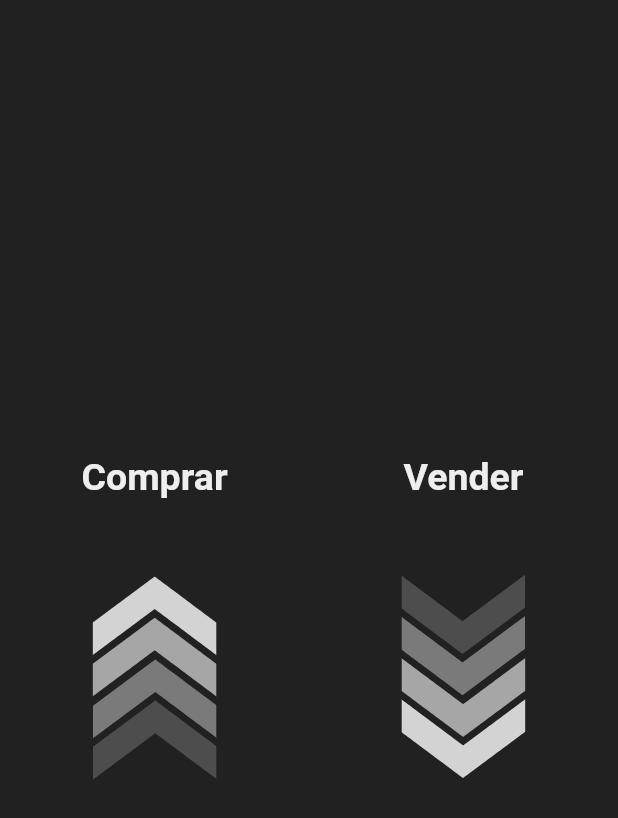
After one commit to RodrigoLima96/crypto_currency, a Flutter app: the screen it shows after launch, after a tap on "Bitcoin", on a phone screen of 412 x 824 dp. The commit adds this screen. Shown: the top 818 px of the screen. Run offline on Flutter 3.47's test engine with Material 2 defaults, Android fonts, the phone set to English and light mode, and no system bars; our stand-ins replace fl_chart, hive, lottie, sqflite; accounts and stored records are empty; statements that could not run were skipped.

Commit message:
add TransacaoPage

```diff
--- a/lib/pages/moeda/favoritas_page.dart
+++ b/lib/pages/moeda/favoritas_page.dart
@@ -33,7 +33,8 @@ class _FavoritasPageState extends State<FavoritasPage> {
                     itemCount: favoritas.lista.length,
                     itemBuilder: (_, moeda) {
                       return MoedaCard(moeda: favoritas.lista[moeda]);
-                    });
+                    },
+                  );
           },
         ),
       ),
--- a/lib/pages/moeda/moedas_page.dart
+++ b/lib/pages/moeda/moedas_page.dart
@@ -1,6 +1,6 @@
 import 'package:crypto_currency/configs/app_settings.dart';
 import 'package:crypto_currency/models/moeda.dart';
-import 'package:crypto_currency/pages/moeda/moeda_detalhe.dart';
+import 'package:crypto_currency/pages/moeda/transacao_moeda_page.dart';
 import 'package:crypto_currency/repositories/favoritas_repository.dart';
 import 'package:crypto_currency/repositories/moeda_repository.dart';
 import 'package:flutter/material.dart';
@@ -50,7 +50,7 @@ class _MoedasPageState extends State<MoedasPage> {
   mostrarDetalhe(Moeda moeda) {
     Navigator.push(
       context,
-      MaterialPageRoute(builder: (_) => MoedaDetalhe(moeda: moeda)),
+      MaterialPageRoute(builder: (_) => TransacaoPage(moeda: moeda)),
     );
   }
 
--- /dev/null
+++ b/lib/pages/moeda/transacao_moeda_page.dart
@@ -0,0 +1,97 @@
+import 'package:crypto_currency/models/moeda.dart';
+import 'package:crypto_currency/pages/moeda/moeda_detalhe.dart';
+import 'package:crypto_currency/pages/venda.dart/venda_page.dart';
+import 'package:flutter/material.dart';
+import 'package:lottie/lottie.dart';
+
+class TransacaoPage extends StatefulWidget {
+  final Moeda moeda;
+  const TransacaoPage({Key? key, required this.moeda}) : super(key: key);
+
+  @override
+  _TransacaoPageState createState() => _TransacaoPageState();
+}
+
+class _TransacaoPageState extends State<TransacaoPage> {
+  @override
+  Widget build(BuildContext context) {
+    final size = MediaQuery.of(context).size;
+    return Scaffold(
+      backgroundColor: Colors.grey.shade900,
+      body: Row(
+        children: [
+          GestureDetector(
+            onTap: () {
+              Navigator.push(
+                context,
+                MaterialPageRoute(
+                  builder: (_) => MoedaDetalhe(moeda: widget.moeda),
+                ),
+              );
+            },
+            child: SizedBox(
+              height: size.height,
+              width: size.width / 2,
+              child: Column(
+                mainAxisAlignment: MainAxisAlignment.center,
+                children: [
+                  Padding(
+                    padding: const EdgeInsets.only(bottom: 50),
+                    child: Text(
+                      'Comprar',
+                      style: TextStyle(
+                        fontSize: 25,
+                        fontWeight: FontWeight.bold,
+                        color: Colors.grey.shade200,
+                      ),
+                    ),
+                  ),
+                  RotatedBox(
+                    quarterTurns: 3,
+                    child: Lottie.asset(
+                      'assets/animations/arrow.json',
+                      height: size.height * 0.1,
+                    ),
+                  ),
+                ],
+              ),
+            ),
+          ),
+          GestureDetector(
+            onTap: () {
+              Navigator.push(context,
+                  MaterialPageRoute(builder: (_) => const VendaPage()));
+            },
+            child: SizedBox(
+              height: size.height,
+              width: size.width / 2,
+              child: Column(
+                mainAxisAlignment: MainAxisAlignment.center,
+                children: [
+                  Padding(
+                    padding: const EdgeInsets.only(bottom: 50),
+                    child: Text(
+                      'Vender',
+                      style: TextStyle(
+                        fontSize: 25,
+                        fontWeight: FontWeight.bold,
+                        color: Colors.grey.shade200,
+                      ),
+                    ),
+                  ),
+                  RotatedBox(
+                    quarterTurns: 1,
+                    child: Lottie.asset(
+                      'assets/animations/arrow.json',
+                      height: size.height * 0.1,
+                    ),
+                  ),
+                ],
+              ),
+            ),
+          ),
+        ],
+      ),
+    );
+  }
+}
--- a/pubspec.yaml
+++ b/pubspec.yaml
@@ -36,6 +36,7 @@ dependencies:
   path_provider: ^2.0.7
   sqflite: ^2.0.1
   fl_chart: ^0.40.6
+  lottie: ^1.2.1
 
 
 
@@ -68,7 +69,7 @@ flutter:
   # To add assets to your application, add an assets section, like this:
   assets:
   - assets/images/
-  #   - images/a_dot_ham.jpeg
+  - assets/animations/
 
   # An image asset can refer to one or more resolution-specific "variants", see
   # https://flutter.dev/assets-and-images/#resolution-aware.
```
Also changed, not shown: assets/animations/arrow.json (added, +1 -0 lines), assets/animations/compra.json (added, +1 -0 lines), assets/animations/venda.json (added, +1 -0 lines), lib/pages/configuracoes/configuracoes_page.dart (+0 -23 lines), lib/pages/widgets/moeda_card.dart (+4 -4 lines), pubspec.lock.
